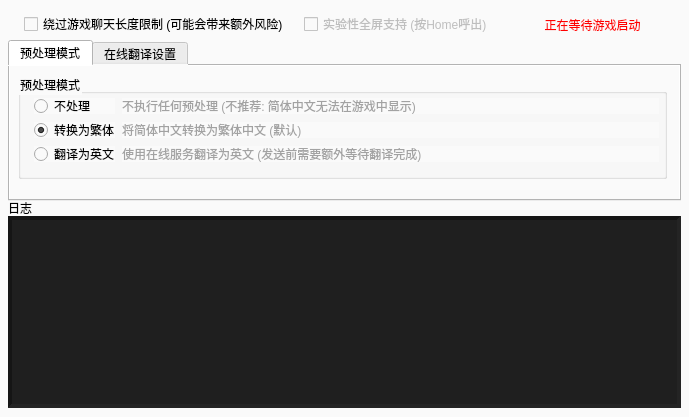
Old version of the form BattlefieldChat/BattlefieldChat.ui in the repository SakuraKoi/BattlefieldChat.
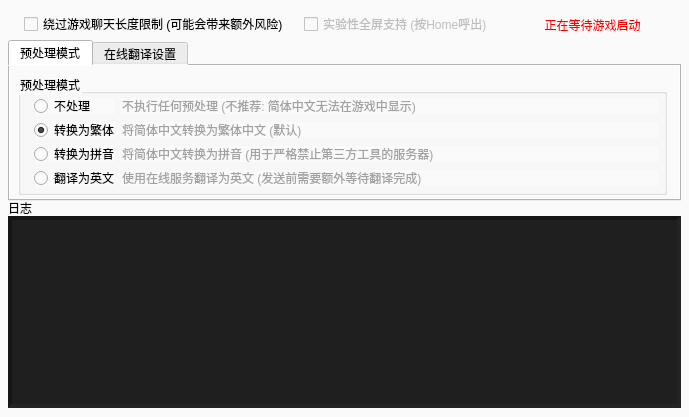
New version of the form. Icons and pictures are not drawn.

Commit message: [Feature] Preprocessor Chinese to Pinyin - Unimplemented

Diff of the .ui file:
```diff
--- a/BattlefieldChat/BattlefieldChat.ui
+++ b/BattlefieldChat/BattlefieldChat.ui
@@ -115,7 +115,7 @@
          <x>8</x>
          <y>8</y>
          <width>649</width>
-         <height>105</height>
+         <height>121</height>
         </rect>
        </property>
        <property name="title">
@@ -157,7 +157,7 @@
         <property name="geometry">
          <rect>
           <x>16</x>
-          <y>72</y>
+          <y>96</y>
           <width>81</width>
           <height>16</height>
          </rect>
@@ -205,7 +205,7 @@
         <property name="geometry">
          <rect>
           <x>104</x>
-          <y>72</y>
+          <y>96</y>
           <width>537</width>
           <height>16</height>
          </rect>
@@ -217,6 +217,41 @@
          <string>使用在线服务翻译为英文 (发送前需要额外等待翻译完成)</string>
         </property>
        </widget>
+       <widget class="QLabel" name="label_9">
+        <property name="geometry">
+         <rect>
+          <x>104</x>
+          <y>72</y>
+          <width>537</width>
+          <height>16</height>
+         </rect>
+        </property>
+        <property name="styleSheet">
+         <string notr="true">color: rgb(162, 162, 162);</string>
+        </property>
+        <property name="text">
+         <string>将简体中文转换为拼音 (用于严格禁止第三方工具的服务器)</string>
+        </property>
+       </widget>
+       <widget class="QRadioButton" name="radioModePinyin">
+        <property name="enabled">
+         <bool>true</bool>
+        </property>
+        <property name="geometry">
+         <rect>
+          <x>16</x>
+          <y>72</y>
+          <width>81</width>
+          <height>16</height>
+         </rect>
+        </property>
+        <property name="text">
+         <string>转换为拼音</string>
+        </property>
+        <property name="checkable">
+         <bool>true</bool>
+        </property>
+       </widget>
       </widget>
      </widget>
      <widget class="QWidget" name="tab_2">
```
The commit also changes 9 other files.
